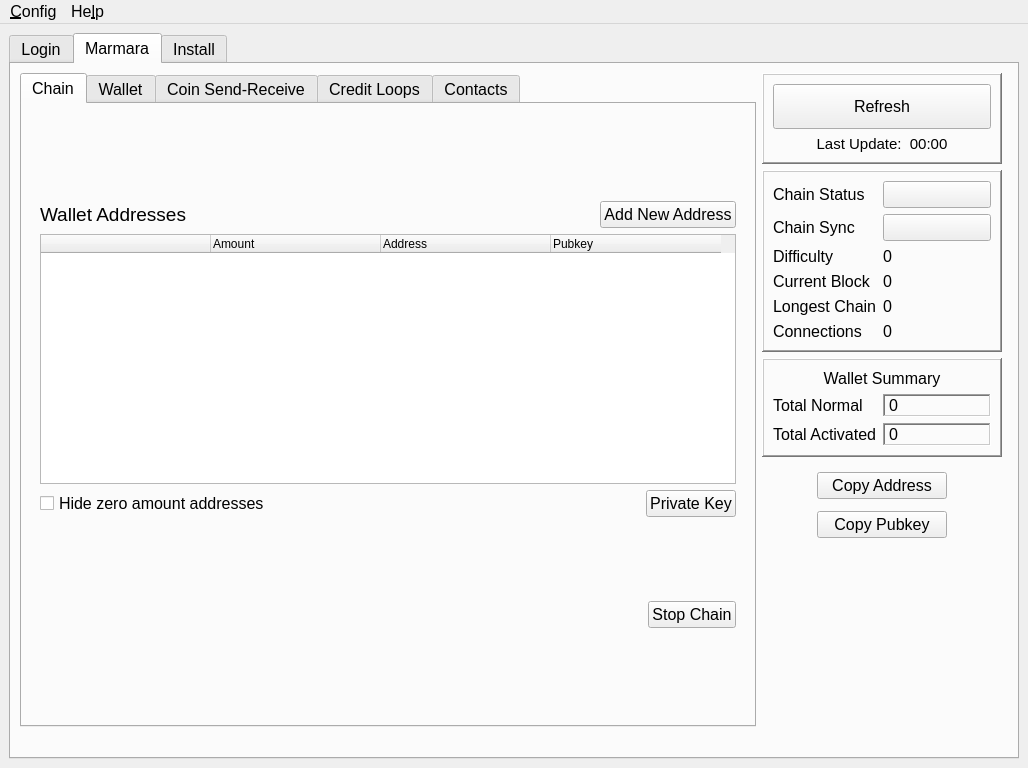
Qt form src/main/python/qtguidesign.ui (marmarachain/marmara-connector) before a commit.
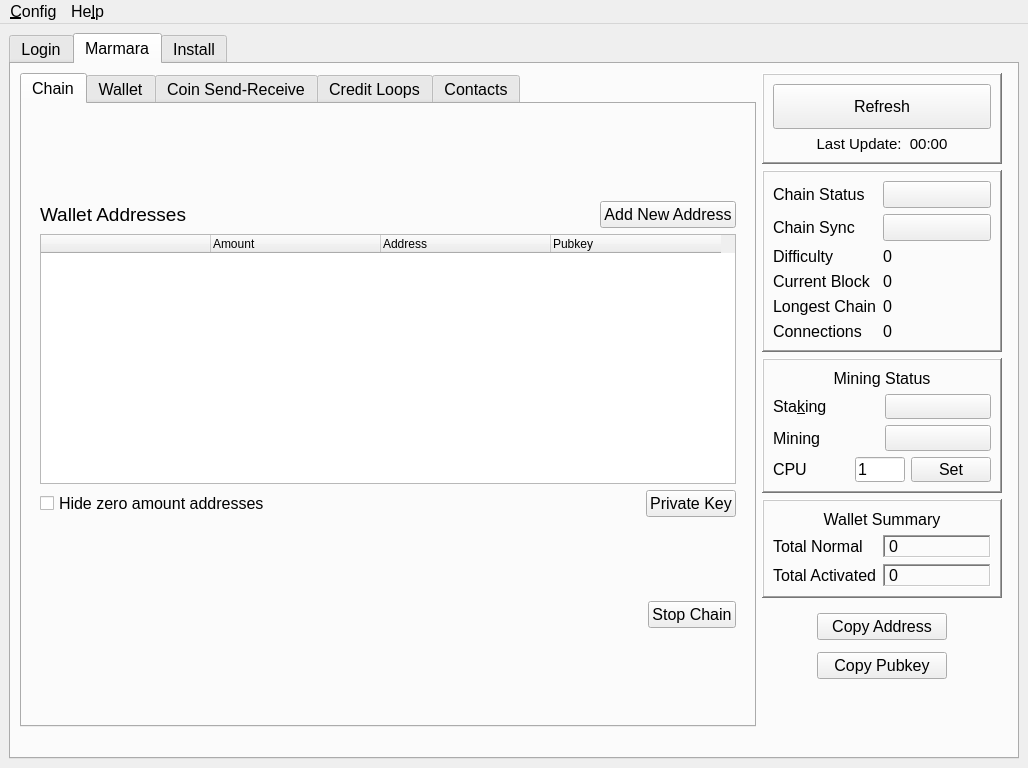
The same form after that commit. Icons and pictures are not drawn.

Commit message: [fix] side panel gui design fixed.

```diff
--- a/src/main/python/qtguidesign.ui
+++ b/src/main/python/qtguidesign.ui
@@ -1372,6 +1372,129 @@
             </layout>
            </widget>
           </item>
+          <item row="2" column="0">
+           <widget class="QFrame" name="miningstatus_frame">
+            <property name="maximumSize">
+             <size>
+              <width>240</width>
+              <height>135</height>
+             </size>
+            </property>
+            <property name="frameShape">
+             <enum>QFrame::WinPanel</enum>
+            </property>
+            <property name="frameShadow">
+             <enum>QFrame::Raised</enum>
+            </property>
+            <layout class="QGridLayout" name="gridLayout_17">
+             <item row="3" column="1">
+              <widget class="QPushButton" name="mining_button">
+               <property name="font">
+                <font>
+                 <pointsize>12</pointsize>
+                </font>
+               </property>
+               <property name="text">
+                <string/>
+               </property>
+              </widget>
+             </item>
+             <item row="1" column="1">
+              <widget class="QPushButton" name="staking_button">
+               <property name="font">
+                <font>
+                 <pointsize>12</pointsize>
+                </font>
+               </property>
+               <property name="text">
+                <string/>
+               </property>
+              </widget>
+             </item>
+             <item row="1" column="0">
+              <widget class="QLabel" name="staking_label">
+               <property name="font">
+                <font>
+                 <pointsize>12</pointsize>
+                </font>
+               </property>
+               <property name="text">
+                <string>Sta&amp;king</string>
+               </property>
+               <property name="buddy">
+                <cstring>staking_button</cstring>
+               </property>
+              </widget>
+             </item>
+             <item row="3" column="0">
+              <widget class="QLabel" name="mining_label">
+               <property name="font">
+                <font>
+                 <pointsize>12</pointsize>
+                </font>
+               </property>
+               <property name="text">
+                <string>Mining</string>
+               </property>
+               <property name="buddy">
+                <cstring>mining_button</cstring>
+               </property>
+              </widget>
+             </item>
+             <item row="4" column="0" colspan="2">
+              <layout class="QHBoxLayout" name="cpu_core_Layout">
+               <item>
+                <widget class="QLabel" name="cpu_label">
+                 <property name="font">
+                  <font>
+                   <pointsize>12</pointsize>
+                  </font>
+                 </property>
+                 <property name="text">
+                  <string>CPU</string>
+                 </property>
+                </widget>
+               </item>
+               <item>
+                <widget class="QLineEdit" name="cpu_core_lineEdit">
+                 <property name="maximumSize">
+                  <size>
+                   <width>50</width>
+                   <height>16777215</height>
+                  </size>
+                 </property>
+                 <property name="text">
+                  <string>1</string>
+                 </property>
+                </widget>
+               </item>
+               <item>
+                <widget class="QPushButton" name="cpu_core_set_button">
+                 <property name="text">
+                  <string>Set</string>
+                 </property>
+                </widget>
+               </item>
+              </layout>
+             </item>
+             <item row="0" column="0" colspan="2">
+              <widget class="QLabel" name="miningstatus_label">
+               <property name="font">
+                <font>
+                 <pointsize>12</pointsize>
+                </font>
+               </property>
+               <property name="text">
+                <string>Mining Status</string>
+               </property>
+               <property name="alignment">
+                <set>Qt::AlignCenter</set>
+               </property>
+              </widget>
+             </item>
+            </layout>
+           </widget>
+          </item>
          </layout>
         </item>
         <item row="0" column="0">
```
The commit also changes 1 other file.
